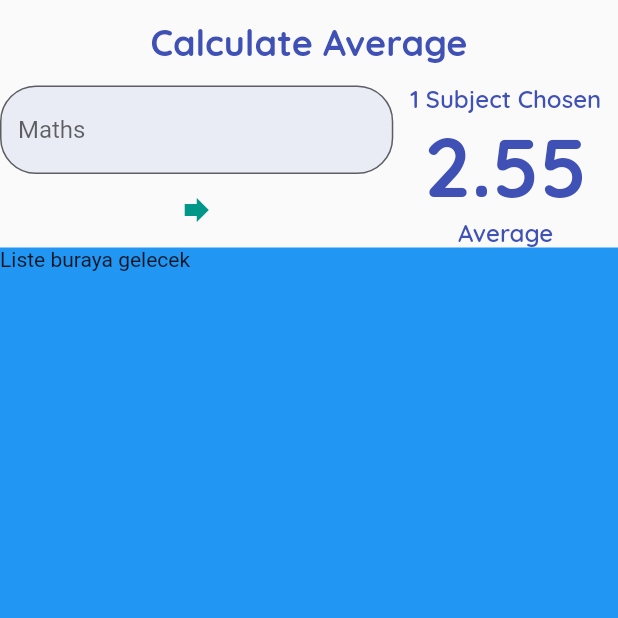
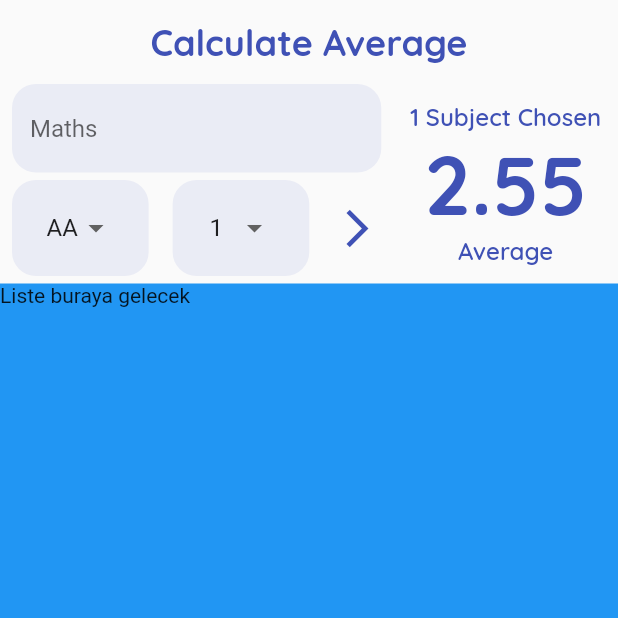
Before and after one commit to Ardasak/learn-flutter, a Flutter app: the screen it shows after launch, on a phone screen of 412 x 824 dp, the top half of it. Run offline on Flutter 3.47's test engine with Material 2 defaults, Android fonts, the light colour scheme and no system bars; our stand-ins replace date_format, email_validator, flutter_easyloading, google_fonts, palette_generator.

Commit message:
Other inputs

```diff
--- a/flutter_dinamik_not/lib/constants/app_constants.dart
+++ b/flutter_dinamik_not/lib/constants/app_constants.dart
@@ -9,7 +9,7 @@ class Constants {
     fontWeight: FontWeight.bold,
     color: primaryColor,
   );
-  static final BorderRadius textFieldBorderRadius = BorderRadius.circular(24);
+  static final BorderRadius textFieldBorderRadius = BorderRadius.circular(16);
 
   static final TextStyle showAverageStyle = GoogleFonts.quicksand(
     fontSize: 16,
@@ -21,4 +21,8 @@ class Constants {
     fontWeight: FontWeight.w800,
     color: primaryColor,
   );
+
+  static final dropDownPadding = EdgeInsets.symmetric(horizontal: 16, vertical: 8);
+
+  static final paddingHorizontal8 = EdgeInsets.symmetric(horizontal: 8);
 }
--- /dev/null
+++ b/flutter_dinamik_not/lib/helper/data_helper.dart
@@ -0,0 +1,19 @@
+import 'package:flutter/material.dart';
+
+class DataHelper{
+  static List<String> letterList = ["AA", "BA", "BB", "CB","CC", "DC", "DD", "FD", "FF"];
+  static List<double> gradeList = [4, 3.5, 3, 2.5, 2, 1.5, 1, 0.5, 0];
+
+  static List<DropdownMenuItem<double>> returnList(){
+    return letterList
+            .map((e) => DropdownMenuItem<double>(
+                  child: Text(e),
+                  value: gradeList[letterList.indexOf(e)],
+                ))
+            .toList();
+  }
+
+  static List<int> allCredits = List.generate(10, (index) => index + 1);
+
+  static List<DropdownMenuItem<int>> allCreditItems = List.generate(allCredits.length, (index) => DropdownMenuItem(child: Text(allCredits[index].toString()), value: allCredits[index],));
+}
--- a/flutter_dinamik_not/lib/widgets/calculate_average_page.dart
+++ b/flutter_dinamik_not/lib/widgets/calculate_average_page.dart
@@ -1,5 +1,6 @@
 import 'package:flutter/material.dart';
 import 'package:flutter_dinamik_not/constants/app_constants.dart';
+import 'package:flutter_dinamik_not/helper/data_helper.dart';
 import 'package:flutter_dinamik_not/widgets/show_average_page.dart';
 import 'package:google_fonts/google_fonts.dart';
 
@@ -11,8 +12,9 @@ class CalculateAveragePage extends StatefulWidget {
 }
 
 class _CalculateAveragePageState extends State<CalculateAveragePage> {
-
   GlobalKey<FormState> formKey = GlobalKey<FormState>();
+  double selectedLetterValue = 4;
+  int selectedCreditValue = 1;
 
   @override
   Widget build(BuildContext context) {
@@ -20,15 +22,25 @@ class _CalculateAveragePageState extends State<CalculateAveragePage> {
         appBar: AppBar(
           backgroundColor: Colors.transparent,
           elevation: 0,
-        title: Center(child: Text(Constants.titleText, style: Constants.titleStyle,)),
+          title: Center(
+              child: Text(
+            Constants.titleText,
+            style: Constants.titleStyle,
+          )),
         ),
         body: Column(
           crossAxisAlignment: CrossAxisAlignment.stretch,
           children: [
             Row(
               children: [
-            Expanded(flex: 7, child: _buildForm,),
-            Expanded(flex: 4, child: ShowAverage(subjectCount: 1, average: 2.55),)
+                Expanded(
+                  flex: 7,
+                  child: _buildForm,
+                ),
+                Expanded(
+                  flex: 4,
+                  child: ShowAverage(subjectCount: 1, average: 2.55),
+                )
               ],
             ),
             Expanded(
@@ -37,25 +49,73 @@ class _CalculateAveragePageState extends State<CalculateAveragePage> {
                 color: Colors.blue,
               ),
             )
-      ],)
-    );
+          ],
+        ));
   }
 
-  get _buildForm => Form(key: formKey, child: Column(
+  get _buildForm => Form(
+      key: formKey,
+      child: Column(
         children: [
-      _buildTextFormField,
+          Padding(padding: Constants.paddingHorizontal8, child: _buildTextFormField,),
+          SizedBox(height: 5,),
           Row(
-        mainAxisAlignment: MainAxisAlignment.spaceAround,
-        children: [
-          IconButton(onPressed: () {
+            mainAxisAlignment: MainAxisAlignment.spaceBetween,
+            children: [Expanded(child: Padding(padding: Constants.paddingHorizontal8, child: _buildLetters,)), Expanded(child: Padding(padding: Constants.paddingHorizontal8, child: _buildCredits,)), IconButton(onPressed: (){
 
-          }, icon: Icon(Icons.forward, color: Colors.teal,))
-        ],
-      )
+            }, icon: Icon(Icons.arrow_forward_ios_sharp, color: Constants.primaryColor,), iconSize: 30,)],
+          ),
+          SizedBox(height: 5)
         ],
       ));
 
+  get _buildLetters => Container(
+    alignment: Alignment.center,
+    padding: Constants.dropDownPadding,
+      decoration: BoxDecoration(
+        color: Constants.primaryColor.shade100.withOpacity(0.3),
+        borderRadius: Constants.textFieldBorderRadius,
+      ),
+      child: DropdownButtonHideUnderline(
+        child: DropdownButton<double>(
+          elevation: 16,
+          value: selectedLetterValue,
+          items: DataHelper.returnList(),
+          onChanged: (value) {
+            setState(() {
+              selectedLetterValue = value!;
+              debugPrint(value.toString());
+            });
+          },
+        ),
+      ));
+
   get _buildTextFormField => TextFormField(
-    decoration: InputDecoration(hintText: "Maths", border: OutlineInputBorder(borderRadius: Constants.textFieldBorderRadius), filled: true, fillColor: Constants.primaryColor.shade100.withOpacity(0.3)),
+        decoration: InputDecoration(
+          enabledBorder: OutlineInputBorder(borderSide: BorderSide.none, borderRadius: Constants.textFieldBorderRadius),
+            hintText: "Maths",
+            filled: true,
+            fillColor: Constants.primaryColor.shade100.withOpacity(0.3)),
       );
+
+    get _buildCredits => Container(
+    alignment: Alignment.center,
+    padding: Constants.dropDownPadding,
+      decoration: BoxDecoration(
+        color: Constants.primaryColor.shade100.withOpacity(0.3),
+        borderRadius: Constants.textFieldBorderRadius,
+      ),
+      child: DropdownButtonHideUnderline(
+        child: DropdownButton<int>(
+          elevation: 16,
+          value: selectedCreditValue,
+          items: DataHelper.allCreditItems,
+          onChanged: (value) {
+            setState(() {
+              selectedCreditValue = value!;
+              debugPrint(value.toString());
+            });
+          },
+        ),
+      ));
 }
```
Lines whose indentation alone changed are shown as unchanged.
